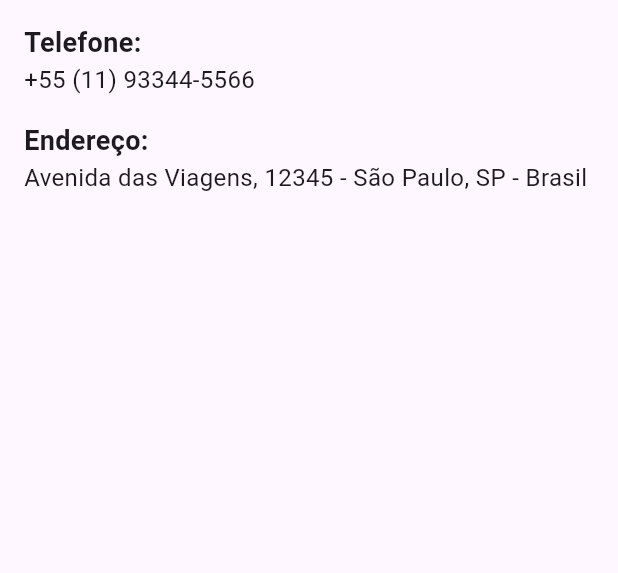
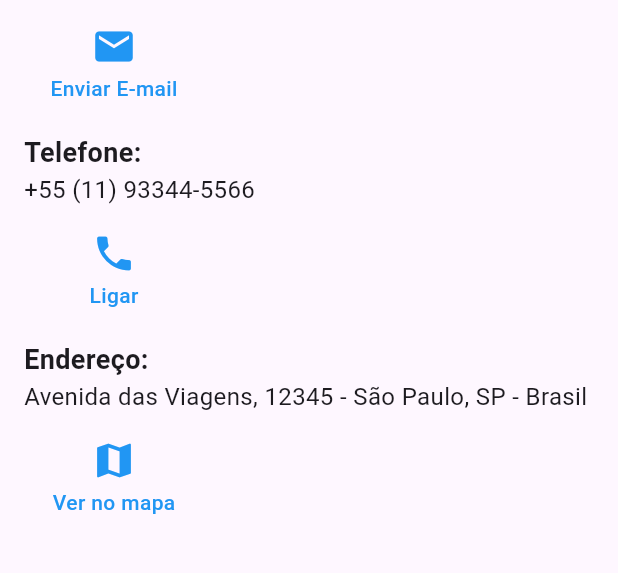
Before and after one commit to PedroAvilar/explore_mundo, a Flutter app: the ContatoPage screen opened by its route, on a phone screen of 412 x 824 dp, the part 260-833 px from its top. Run offline on Flutter 3.47's test engine with Material 3 defaults, Android fonts, the phone set to English and light mode, and no system bars; our stand-ins replace share_plus.

Commit message:
Criação dos botões padrões.

```diff
--- a/lib/pages/contato_page.dart
+++ b/lib/pages/contato_page.dart
@@ -1,9 +1,15 @@
 import 'package:flutter/material.dart';
 import 'package:explore_mundo/widgets/tela_base.dart';
+import 'package:url_launcher/url_launcher.dart';
+import 'package:explore_mundo/widgets/botoes_acoes.dart';
 
 //Tela com informações de contato da Explore Mundo
 class ContatoPage extends StatelessWidget {
   const ContatoPage({super.key});
+
+  final String email = 'contato@exploremundo.com';
+  final String telefone = '+55 (11) 93344-5566';
+  final String endereco = 'Avenida das Viagens, 12345 - São Paulo, SP - Brasil';
 
   @override
   Widget build(BuildContext context) {
@@ -21,32 +27,66 @@ class ContatoPage extends StatelessWidget {
               style: Theme.of(context).textTheme.headlineMedium,
             ),
             const SizedBox(height: 16),
+
+            //E-mail
             const Text(
               'E-mail:',
               style: TextStyle(fontSize: 18, fontWeight: FontWeight.bold),
             ),
-            const Text(
-              'contato@exploremundo.com',
+            Text(
+              email,
               style: TextStyle(fontSize: 16),
             ),
-            const SizedBox(height: 16),
+            const SizedBox(height: 8),
+            //Botão para o e-mail
+            buildButtonColumn(
+              Icons.email,
+              'Enviar E-mail',
+              'EMAIL',
+              context,
+              email: email,
+            ),
+            const SizedBox(height: 20),
+
+            //Telefone
             const Text(
               'Telefone:',
               style: TextStyle(fontSize: 18, fontWeight: FontWeight.bold),
             ),
-            const Text(
-              '+55 (11) 93344-5566',
+            Text(
+              telefone,
               style: TextStyle(fontSize: 16),
             ),
-            const SizedBox(height: 16),
+            const SizedBox(height: 8),
+            //Botão de ligar
+            buildButtonColumn(
+              Icons.phone,
+              'Ligar',
+              'LIGAR',
+              context,
+              telefone: telefone,
+            ),
+            const SizedBox(height: 20),
+
+            //Endereço
             const Text(
               'Endereço:',
               style: TextStyle(fontSize: 18, fontWeight: FontWeight.bold),
             ),
-            const Text(
-              'Avenida das Viagens, 12345 - São Paulo, SP - Brasil',
+            Text(
+              endereco,
               style: TextStyle(fontSize: 16),
             ),
+            const SizedBox(height: 8),
+            //Botão para o mapa
+            buildButtonColumn(
+              Icons.map,
+              'Ver no mapa',
+              'ROTA',
+              context,
+              endereco: endereco,
+            ),
+            const SizedBox(height: 20),
           ],
         ),
       )
--- a/lib/pages/destino_detalhes_page.dart
+++ b/lib/pages/destino_detalhes_page.dart
@@ -6,7 +6,7 @@ import 'package:explore_mundo/widgets/estrela_media.dart';
 import 'package:explore_mundo/widgets/formulario_avaliacao.dart';
 import 'package:explore_mundo/widgets/tela_base.dart';
 import 'package:flutter/material.dart';
-import 'package:explore_mundo/widgets/botoes_destinos.dart';
+import 'package:explore_mundo/widgets/botoes_acoes.dart';
 
 //Tela que exibe os detalhes completos de um destino
 class DestinoDetalhesPage extends StatefulWidget {
@@ -87,21 +87,18 @@ class _DestinoDetalhesPageState extends State<DestinoDetalhesPage> {
               mainAxisAlignment: MainAxisAlignment.spaceAround,
               children: [
                 buildButtonColumn(
-                  Colors.blue,
                   Icons.call,
                   'LIGAR',
                   'LIGAR',
                   context,
                   telefone: widget.destino.telefone),
                 buildButtonColumn(
-                  Colors.blue,
                   Icons.near_me,
                   'ROTA',
                   'ROTA',
                   context,
                   endereco: widget.destino.endereco),
                 buildButtonColumn(
-                  Colors.blue,
                   Icons.share,
                   'COMPARTILHAR',
                   'COMPARTILHAR',
--- /dev/null
+++ b/lib/widgets/botoes_acoes.dart
@@ -0,0 +1,123 @@
+import 'package:explore_mundo/utils/abrir_mapa.dart';
+import 'package:flutter/foundation.dart';
+import 'package:flutter/material.dart';
+import 'package:flutter/services.dart';
+import 'package:share_plus/share_plus.dart';
+import 'package:url_launcher/url_launcher.dart';
+
+//Widget de botão de ação reutilizável para destinos e contato
+Widget buildButtonColumn(
+  IconData icon,
+  String label,
+  String action,
+  BuildContext context, {
+    String? nome,
+    String? telefone,
+    String? endereco,
+    double? mediaEstrelas,
+    String? email,
+  }) {
+  return Column(
+    mainAxisSize: MainAxisSize.min,
+    children: <Widget>[
+      SizedBox(
+        width: 120,
+        height: 40,
+          child: IconButton(
+            iconSize: 30,
+            icon: Icon(icon, color: Colors.blue),
+            onPressed: () async {
+
+              //Ação de ligar
+              if (action == 'LIGAR') {
+                if (kIsWeb) {
+                  //No navegador - caixa de diálogo
+                  showDialog(
+                    context: context,
+                    builder: (context) => AlertDialog(
+                      title: const Text('Número de telefone'),
+                      content: Text(telefone ?? 'Número não disponível'),
+                      actions: [
+                        TextButton(
+                          onPressed: () => Navigator.pop(context),
+                          child: const Text('OK'),
+                        ),
+                      ],
+                    ),
+                  );
+                } else {
+                  //Em dispositivos móveis - abre o discador
+                  final Uri uri = Uri(scheme: 'tel', path: telefone);
+                  if (await canLaunchUrl(uri)) {
+                    await launchUrl(uri);
+                  } else {
+                    ScaffoldMessenger.of(context).showSnackBar(
+                      const SnackBar(content: Text('Não foi possível abrir o discador')),
+                    );
+                  }
+                }
+
+              //Ação de rota
+              } else if (action == 'ROTA') {
+                //Caso não tenha rota
+                if(endereco ==null || endereco.isEmpty) {
+                  ScaffoldMessenger.of(context).showSnackBar(
+                    const SnackBar(content: Text('Localização não disponível')),
+                  );
+                  return;
+                }
+                //Função auxiliar
+                await abrirMapa(endereco, context);
+
+              //Ação de compartilhar
+              } else if (action == 'COMPARTILHAR') {
+                final info = '''
+    Confira este destino incrível no Explore Mundo! 🌍
+
+    📍 Destino: ${ nome ?? "Nome não informado"}
+    📌 Endereço: ${endereco ?? "Não informado"}
+    📞 Telefone: ${telefone ?? "Não informado"}
+    ⭐ Avaliação média: ${mediaEstrelas?.toStringAsFixed(1) ?? "Sem avaliações"}
+
+    Acesse o app e explore mais!
+                ''';
+                if (kIsWeb) {
+                  //No navegador
+                  await Clipboard.setData(ClipboardData(text: info));
+                  ScaffoldMessenger.of(context).showSnackBar(
+                    const SnackBar(content: Text('Informações copiadas para a área de transferência.')),
+                  );
+                } else {
+                  //Em dispositivos móveis
+                  await Share.share(info);
+                }
+
+              //Ação de enviar e-mail
+              } else if (action == 'EMAIL') {
+                final Uri url = Uri(
+                  scheme: 'mailto',
+                  path: email ?? 'contato@exploremundo.com',
+                  query: 'subject=Contato pelo app Explore Mundo',
+                );
+                if (await canLaunchUrl(url)) {
+                  await launchUrl(url);
+                } else {
+                  ScaffoldMessenger.of(context).showSnackBar(
+                    const SnackBar(content: Text('Não foi possível abrir o aplicativo de e-mail.')),
+                  );
+                }
+              }
+            },
+          ),
+        ),
+        const SizedBox(height: 1),
+        Text(
+          label,
+          style: TextStyle(
+            color: Colors.blue,
+            fontWeight: FontWeight.w500
+        ),
+      ),
+    ],
+  );
+}
```
Also changed, not shown: lib/widgets/botoes_destinos.dart (deleted, +0 -99 lines).
